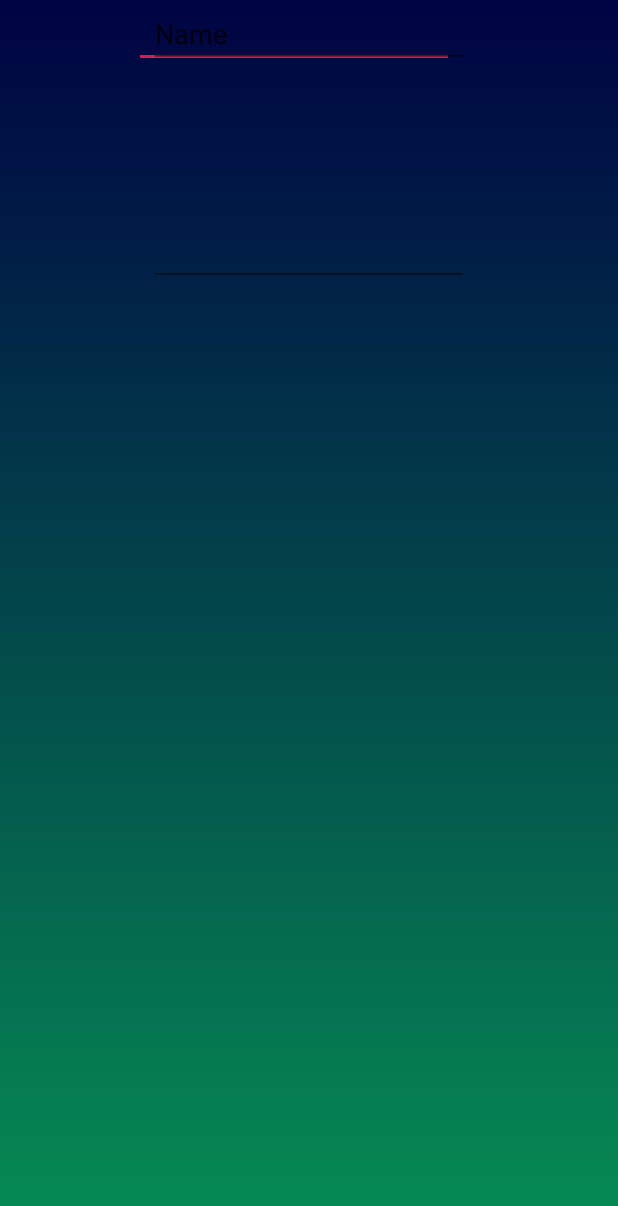
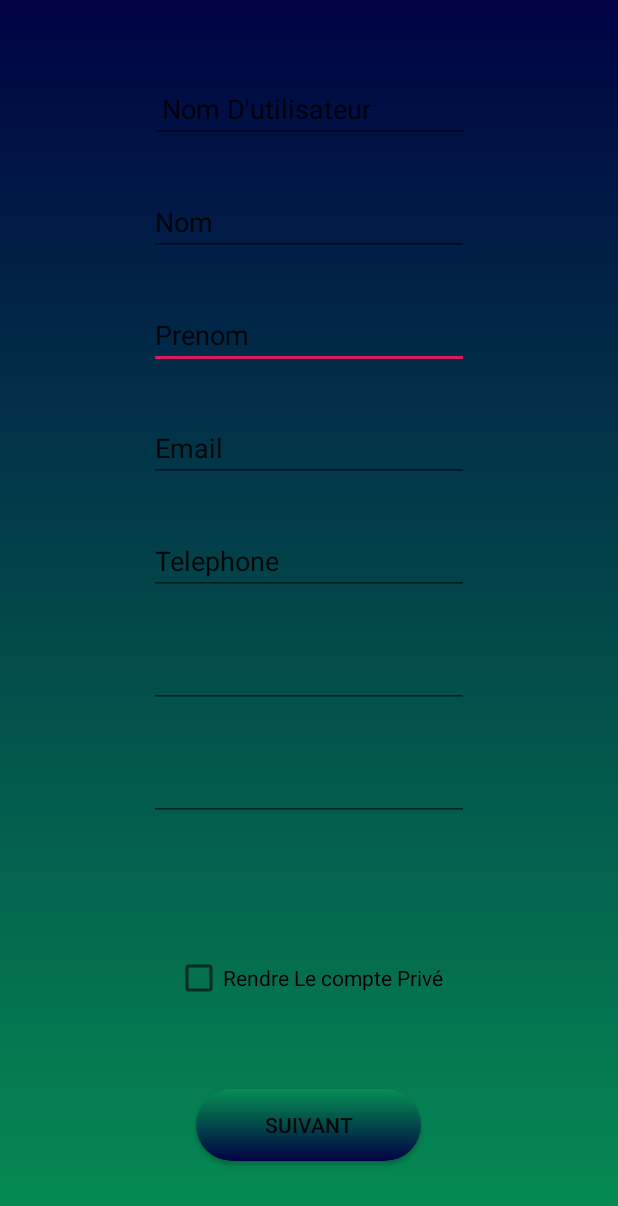
Before and after one commit to chahrazed29/Alpha1, an Android app: the IndividuActivity screen opened directly, with no data from a screen before it, on a phone screen of 412 x 824 dp. Shown: the top 1206 px of the screen. Run offline under Robolectric (Android 15) with nearby library versions, the phone set to English and light mode, and no system bars; 1 statement that could not run was skipped.

Commit message:
add 2 class

```diff
--- a/app/src/main/AndroidManifest.xml
+++ b/app/src/main/AndroidManifest.xml
@@ -9,7 +9,10 @@
         android:roundIcon="@mipmap/ic_launcher_round"
         android:supportsRtl="true"
         android:theme="@style/AppTheme">
-        <activity android:name=".IndividuActivity"></activity>
+        <activity android:name=".EntrepriseActivity"
+            android:parentActivityName=".IndEntActivity"></activity>
+        <activity android:name=".IndividuActivity"
+            android:parentActivityName=".IndEntActivity"/>
         <activity android:name=".IndEntActivity" />
         <activity android:name=".LoginActivity" />
         <activity android:name=".MainActivity">
--- a/app/src/main/res/layout/activity_ind_ent.xml
+++ b/app/src/main/res/layout/activity_ind_ent.xml
@@ -11,6 +11,7 @@
         android:id="@+id/buttonInd"
         android:layout_width="162dp"
         android:layout_height="54dp"
+        android:onClick="btninscind"
         android:background="@drawable/button2"
         android:text="individue"
         android:textAllCaps="false"
@@ -21,12 +22,14 @@
         app:layout_constraintHorizontal_bias="0.497"
         app:layout_constraintStart_toStartOf="parent"
         app:layout_constraintTop_toTopOf="parent"
-        app:layout_constraintVertical_bias="0.839" />
+        app:layout_constraintVertical_bias="0.839"
+        tools:ignore="OnClick" />
 
     <Button
         android:id="@+id/buttonEnt"
         android:layout_width="162dp"
         android:layout_height="54dp"
+      android:onClick="btninscent"
         android:layout_marginTop="24dp"
         android:background="@drawable/button2"
         android:text="entreprise"
--- a/app/src/main/res/layout/activity_individu.xml
+++ b/app/src/main/res/layout/activity_individu.xml
@@ -4,40 +4,118 @@
     xmlns:tools="http://schemas.android.com/tools"
     android:layout_width="match_parent"
     android:layout_height="match_parent"
-    tools:context=".IndividuActivity"
-    android:background="@drawable/backgroud2">
+    android:background="@drawable/backgroud2"
+    tools:context=".IndividuActivity">
 
     <EditText
         android:id="@+id/editText"
         android:layout_width="wrap_content"
         android:layout_height="wrap_content"
+        android:layout_marginTop="30dp"
         android:ems="10"
         android:inputType="phone"
+        android:text="Prenom"
         app:layout_constraintEnd_toEndOf="parent"
-        app:layout_constraintHorizontal_bias="0.449"
         app:layout_constraintStart_toStartOf="parent"
-        tools:layout_editor_absoluteY="329dp" />
+        app:layout_constraintTop_toBottomOf="@+id/editText3" />
+
+    <EditText
+        android:id="@+id/editText3"
+        android:layout_width="wrap_content"
+        android:layout_height="wrap_content"
+        android:layout_marginTop="30dp"
+        android:ems="10"
+        android:inputType="textPersonName"
+        android:text="Nom"
+        app:layout_constraintEnd_toEndOf="parent"
+        app:layout_constraintStart_toStartOf="parent"
+        app:layout_constraintTop_toBottomOf="@+id/editText2" />
 
     <EditText
         android:id="@+id/editText2"
         android:layout_width="wrap_content"
         android:layout_height="wrap_content"
-        android:layout_marginTop="100dp"
+        android:layout_marginTop="50dp"
+        android:ems="10"
+        android:inputType="textPersonName"
+        android:text=" Nom D'utilisateur"
+        app:layout_constraintEnd_toEndOf="parent"
+        app:layout_constraintStart_toStartOf="parent"
+        app:layout_constraintTop_toTopOf="parent" />
+
+    <EditText
+        android:id="@+id/editText4"
+        android:layout_width="wrap_content"
+        android:layout_height="wrap_content"
+        android:layout_marginTop="30dp"
         android:ems="10"
         android:inputType="textEmailAddress"
+        android:text="Email"
+        app:layout_constraintBottom_toTopOf="@+id/editText5"
         app:layout_constraintEnd_toEndOf="parent"
         app:layout_constraintStart_toStartOf="parent"
-        app:layout_constraintTop_toBottomOf="@+id/editText" />
+        app:layout_constraintTop_toBottomOf="@+id/editText"
+        app:layout_constraintVertical_bias="0.0" />
 
     <EditText
-        android:id="@+id/editText3"
+        android:id="@+id/editText5"
         android:layout_width="wrap_content"
         android:layout_height="wrap_content"
+        android:layout_marginTop="30dp"
         android:ems="10"
-        android:inputType="textPersonName"
-        android:text="Name"
+        android:inputType="textPassword"
         app:layout_constraintEnd_toEndOf="parent"
         app:layout_constraintStart_toStartOf="parent"
-        tools:layout_editor_absoluteY="74dp" />
+        app:layout_constraintTop_toBottomOf="@+id/editText7" />
+
+    <EditText
+        android:id="@+id/editText6"
+        android:layout_width="wrap_content"
+        android:layout_height="wrap_content"
+        android:layout_marginTop="30dp"
+        android:ems="10"
+        android:inputType="textPassword"
+        android:visibility="visible"
+        app:layout_constraintEnd_toEndOf="parent"
+        app:layout_constraintStart_toStartOf="parent"
+        app:layout_constraintTop_toBottomOf="@+id/editText5" />
+
+    <EditText
+        android:id="@+id/editText7"
+        android:layout_width="wrap_content"
+        android:layout_height="wrap_content"
+        android:layout_marginTop="30dp"
+        android:ems="10"
+        android:inputType="phone"
+        android:text="Telephone"
+        app:layout_constraintEnd_toEndOf="parent"
+        app:layout_constraintStart_toStartOf="parent"
+        app:layout_constraintTop_toBottomOf="@+id/editText4" />
+
+    <Button
+        android:id="@+id/button2"
+        android:layout_width="150dp"
+        android:layout_height="48dp"
+        android:layout_marginTop="70dp"
+        android:layout_marginBottom="50dp"
+        android:background="@drawable/button2"
+        android:text="Suivant"
+        app:layout_constraintBottom_toBottomOf="parent"
+        app:layout_constraintEnd_toEndOf="parent"
+        app:layout_constraintHorizontal_bias="0.498"
+        app:layout_constraintStart_toStartOf="parent"
+        app:layout_constraintTop_toBottomOf="@+id/editText6"
+        app:layout_constraintVertical_bias="1.0" />
+
+    <CheckBox
+        android:id="@+id/checkBox"
+        android:layout_width="wrap_content"
+        android:layout_height="wrap_content"
+        android:layout_marginTop="30dp"
+        android:text="Rendre Le compte Privé"
+        app:layout_constraintBottom_toTopOf="@+id/button2"
+        app:layout_constraintEnd_toEndOf="parent"
+        app:layout_constraintStart_toStartOf="parent"
+        app:layout_constraintTop_toBottomOf="@+id/editText6" />
 
 </androidx.constraintlayout.widget.ConstraintLayout>
```
Also changed, not shown: app/src/main/java/com/example/alpha/EntrepriseActivity.java (added, +15 -0 lines), app/src/main/java/com/example/alpha/IndEntActivity.java (+11 -1 lines), app/src/main/java/com/example/alpha/IndividuActivity.java (+17 -0 lines), app/src/main/res/layout/activity_entreprise.xml (added, +105 -0 lines).
